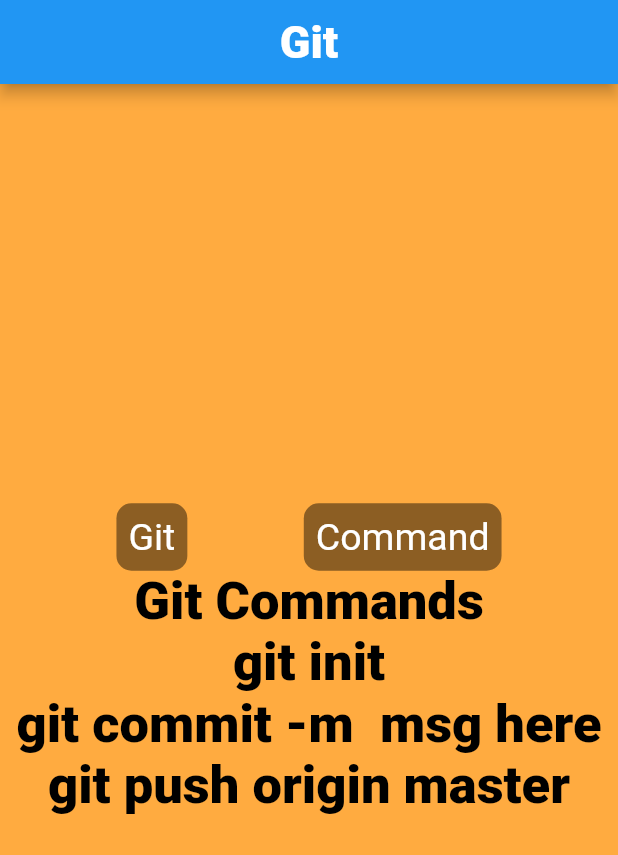
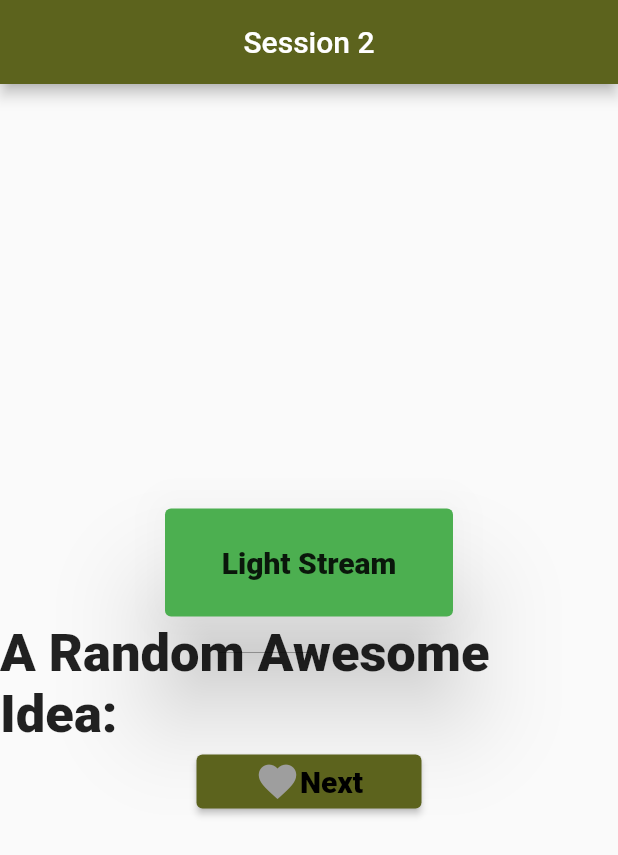
Before and after one commit to ParthZignuts/session_1, a Flutter app: the screen it shows after launch, on a phone screen of 412 x 824 dp. Shown: the top 855 px of the screen. Run offline on Flutter 3.47's test engine with Material 2 defaults, Android fonts, the phone set to English and light mode, and no system bars; drawn by our look-alikes of like_button.

Commit message:
Adding Elevated Button and LikeButton

```diff
--- a/lib/main.dart
+++ b/lib/main.dart
@@ -1,4 +1,5 @@
 import 'package:flutter/material.dart';
+import 'package:session_1/screens/session_2.dart';
 
 void main() {
   runApp(MyApp());
@@ -9,89 +10,6 @@ class MyApp extends StatelessWidget {
 
   @override
   Widget build(BuildContext context) {
-    return MaterialApp(
-      debugShowCheckedModeBanner: false,
-      home: Scaffold(
-        backgroundColor: Colors.orangeAccent,
-        appBar: AppBar(
-          centerTitle: true,
-          title: Text(
-            'Git',
-            style: TextStyle(
-              color: Colors.white,
-              fontSize: 30,
-              fontWeight: FontWeight.w900,
-            ),
-          ),
-        ),
-        body: Center(
-          child: Container(
-            child: Column(
-              mainAxisAlignment: MainAxisAlignment.center,
-              children: [
-                Row(
-                  mainAxisAlignment: MainAxisAlignment.spaceEvenly,
-                  children: [
-                    Container(
-                      decoration: BoxDecoration(
-                          borderRadius: BorderRadius.circular(10),
-                          color: Colors.black45),
-                      child: const Padding(
-                        padding: EdgeInsets.all(8.0),
-                        child: Text(
-                          "Git",
-                          style: TextStyle(color: Colors.white, fontSize: 25),
-                        ),
-                      ),
-                    ),
-                    Container(
-                      decoration: BoxDecoration(
-                          borderRadius: BorderRadius.circular(10),
-                          color: Colors.black45),
-                      child: const Padding(
-                        padding: EdgeInsets.all(8.0),
-                        child: Text(
-                          "Command",
-                          style: TextStyle(color: Colors.white, fontSize: 25),
-                        ),
-                      ),
-                    ),
-
-                  ],
-                ),
-                Text(
-                  "Git Commands",
-                  style: TextStyle(
-                      color: Colors.black,
-                      fontWeight: FontWeight.w900,
-                      fontSize: 35),
-                ),
-                Text(
-                  "git init",
-                  style: TextStyle(
-                      color: Colors.black,
-                      fontWeight: FontWeight.w900,
-                      fontSize: 35),
-                ),
-                Text(
-                  "git commit -m  msg here",
-                  style: TextStyle(
-                      color: Colors.black,
-                      fontWeight: FontWeight.w900,
-                      fontSize: 35),
-                ),
-                Text(
-                  "git push origin master",
-                  style: TextStyle(
-                      color: Colors.black,
-                      fontWeight: FontWeight.w900,
-                      fontSize: 35),
-                ),
-              ],
-            ),
-          ),
-        ),
-      ),
-    );
+    return Session2();
   }
 }
--- /dev/null
+++ b/lib/screens/session_1.dart
@@ -0,0 +1,92 @@
+import 'package:flutter/material.dart';
+class Session1 extends StatelessWidget {
+  const Session1({Key? key}) : super(key: key);
+
+  @override
+  Widget build(BuildContext context) {
+    return MaterialApp(
+      debugShowCheckedModeBanner: false,
+      home: Scaffold(
+        backgroundColor: Colors.orangeAccent,
+        appBar: AppBar(
+          centerTitle: true,
+          title: Text(
+            'Git',
+            style: TextStyle(
+              color: Colors.white,
+              fontSize: 30,
+              fontWeight: FontWeight.w900,
+            ),
+          ),
+        ),
+        body: Center(
+          child: Container(
+            child: Column(
+              mainAxisAlignment: MainAxisAlignment.center,
+              children: [
+                Row(
+                  mainAxisAlignment: MainAxisAlignment.spaceEvenly,
+                  children: [
+                    Container(
+                      decoration: BoxDecoration(
+                          borderRadius: BorderRadius.circular(10),
+                          color: Colors.black45),
+                      child: const Padding(
+                        padding: EdgeInsets.all(8.0),
+                        child: Text(
+                          "Git",
+                          style: TextStyle(color: Colors.white, fontSize: 25),
+                        ),
+                      ),
+                    ),
+                    Container(
+                      decoration: BoxDecoration(
+                          borderRadius: BorderRadius.circular(10),
+                          color: Colors.black45),
+                      child: const Padding(
+                        padding: EdgeInsets.all(8.0),
+                        child: Text(
+                          "Command",
+                          style: TextStyle(color: Colors.white, fontSize: 25),
+                        ),
+                      ),
+                    ),
+
+                  ],
+                ),
+                Text(
+                  "Git Commands",
+                  style: TextStyle(
+                      color: Colors.black,
+                      fontWeight: FontWeight.w900,
+                      fontSize: 35),
+                ),
+                Text(
+                  "git init",
+                  style: TextStyle(
+                      color: Colors.black,
+                      fontWeight: FontWeight.w900,
+                      fontSize: 35),
+                ),
+                Text(
+                  "git commit -m  msg here",
+                  style: TextStyle(
+                      color: Colors.black,
+                      fontWeight: FontWeight.w900,
+                      fontSize: 35),
+                ),
+                Text(
+                  "git push origin master",
+                  style: TextStyle(
+                      color: Colors.black,
+                      fontWeight: FontWeight.w900,
+                      fontSize: 35),
+                ),
+              ],
+            ),
+          ),
+        ),
+      ),
+    );;
+  }
+}
--- /dev/null
+++ b/lib/screens/session_2.dart
@@ -0,0 +1,81 @@
+import 'package:flutter/material.dart';
+import 'package:like_button/like_button.dart';
+import 'package:session_1/main.dart';
+
+class Session2 extends StatefulWidget {
+  @override
+  State<Session2> createState() => _Session2State();
+}
+
+class _Session2State extends State<Session2> {
+  @override
+  Widget build(BuildContext context) {
+    return MaterialApp(
+      theme: ThemeData(
+        // primarySwatch: Colors.lime,
+        colorScheme: ColorScheme.fromSeed(seedColor: Colors.lime),
+      ),
+
+      debugShowCheckedModeBanner: false,
+      // This line is used for desable the debug banner
+      title: "Session 2",
+      home: Scaffold(
+        appBar: AppBar(
+          centerTitle: true,
+          title: Text("Session 2"),
+        ),
+        body: Center(
+          child: Column(
+            mainAxisAlignment: MainAxisAlignment.center,
+            children: [
+              Container(
+                decoration: BoxDecoration(
+                    borderRadius: BorderRadius.all(Radius.circular(20))),
+                height: 80,
+                width: 200,
+                child: Card(
+                  child: Center(
+                    child: Text(
+                      "Light Stream",
+                      style:
+                          TextStyle(fontSize: 20, fontWeight: FontWeight.w900),
+                    ),
+                  ),
+                  color: Colors.green,
+                  shadowColor: Colors.black,
+                  elevation: 30,
+                ),
+              ),
+              Text(
+                "A Random Awesome Idea:",
+                style: TextStyle(fontWeight: FontWeight.w900, fontSize: 35),
+              ),
+              SizedBox(
+                width: 150,
+                child:ElevatedButton(
+                  onPressed: () => {
+                    print("Button Pressed"),
+                  },
+                  child: Row(
+                    crossAxisAlignment: CrossAxisAlignment.center,
+                    mainAxisAlignment: MainAxisAlignment.center,
+                    children: [
+                      LikeButton(),
+                      Text(
+                        "Next",
+                        style: TextStyle(
+                            fontWeight: FontWeight.w900,
+                            fontSize: 20,
+                            color: Colors.black),
+                      ),
+                    ],
+                  ),
+                ),
+              ),
+            ],
+          ),
+        ),
+      ),
+    );
+  }
+}
--- a/pubspec.yaml
+++ b/pubspec.yaml
@@ -35,6 +35,7 @@ dependencies:
   # The following adds the Cupertino Icons font to your application.
   # Use with the CupertinoIcons class for iOS style icons.
   cupertino_icons: ^1.0.2
+  like_button: ^2.0.5
 
 dev_dependencies:
   flutter_test:
```
Also changed, not shown: pubspec.lock.
